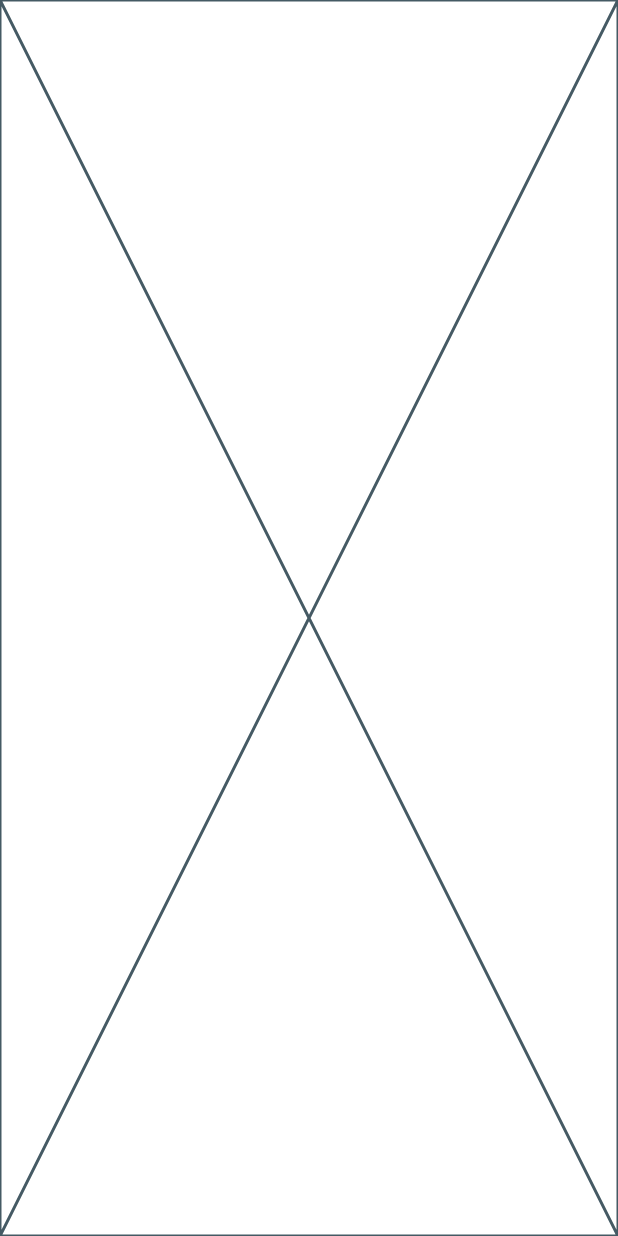
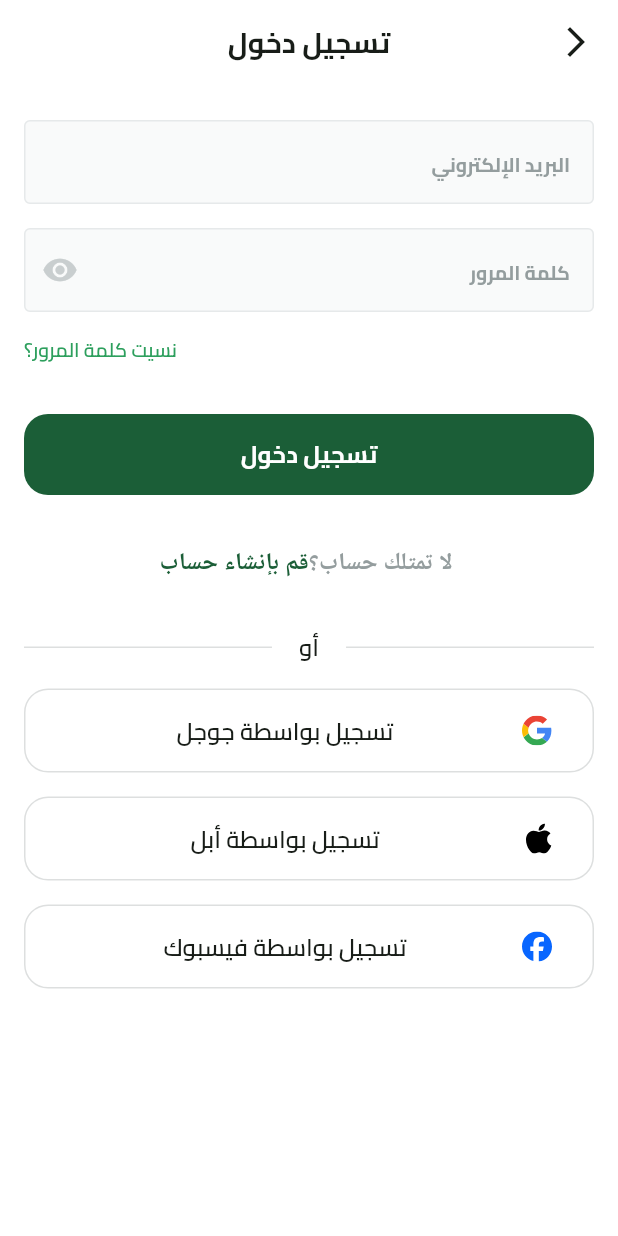
Before and after one commit to hasanShaaban/e_commerce, a Flutter app: the screen it shows after launch, after a tap on "تخط", on a phone screen of 412 x 824 dp. Run offline on Flutter 3.47's test engine with Material 3 defaults, Android fonts, the phone set to English and light mode, and no system bars; our stand-ins replace dots_indicator, flutter_svg, shared_preferences.

Commit message:
login ui done

```diff
--- a/lib/core/utils/app_colors.dart
+++ b/lib/core/utils/app_colors.dart
@@ -2,5 +2,6 @@ import 'package:flutter/material.dart';
 
 abstract class AppColors {
   static const Color primaryColor = Color(0xFF1B5E37);
+  static const Color lightPrimaryColor = Color(0xFF2D9F5D);
   static const Color secondaryColor = Color(0xFFF4A91F);
 }
--- a/lib/core/utils/app_images.dart
+++ b/lib/core/utils/app_images.dart
@@ -6,9 +6,21 @@ class Assets {
   /// assets/images/app_icon.png
   static const String imagesAppIcon = "assets/images/app_icon.png";
 
+  /// Assets for imagesAppleIcon
+  /// assets/images/apple_icon.svg
+  static const String imagesAppleIcon = "assets/images/apple_icon.svg";
+
+  /// Assets for imagesFacebookIcon
+  /// assets/images/facebook_icon.svg
+  static const String imagesFacebookIcon = "assets/images/facebook_icon.svg";
+
   /// Assets for imagesFruithub
   /// assets/images/fruithub.svg
   static const String imagesFruithub = "assets/images/fruithub.svg";
+
+  /// Assets for imagesGoogleIcon
+  /// assets/images/google_icon.svg
+  static const String imagesGoogleIcon = "assets/images/google_icon.svg";
 
   /// Assets for imagesPageViewItem1BackgroundImage
   /// assets/images/page_view_item1_background_image.svg
--- a/lib/core/utils/app_text_styles.dart
+++ b/lib/core/utils/app_text_styles.dart
@@ -1,6 +1,6 @@
 import 'package:flutter/material.dart';
 
-abstract class TextStyles {
+abstract class AppTextStyles {
   static const TextStyle bold13 = TextStyle(
     fontWeight: FontWeight.bold,
     fontSize: 13,
--- /dev/null
+++ b/lib/core/widgets/custom_app_bar.dart
@@ -0,0 +1,19 @@
+import 'package:e_commerce/core/utils/app_text_styles.dart';
+import 'package:flutter/material.dart';
+
+AppBar buildAppBar(BuildContext context, {required String title}) {
+    return AppBar(
+      leading: GestureDetector(
+        onTap: () {
+          Navigator.pop(context);
+        },
+        child: const Icon(Icons.arrow_back_ios_new)),
+      centerTitle: true,
+      backgroundColor: Colors.white,
+      title: Text(
+        title,
+        style: AppTextStyles.bold19,
+        textAlign: TextAlign.center,
+      ),
+    );
+  }
--- a/lib/core/widgets/custom_button.dart
+++ b/lib/core/widgets/custom_button.dart
@@ -1,4 +1,5 @@
 import 'package:e_commerce/core/utils/app_colors.dart';
+import 'package:e_commerce/core/utils/app_text_styles.dart';
 import 'package:flutter/material.dart';
 
 class CustomButton extends StatelessWidget {
@@ -18,7 +19,7 @@ class CustomButton extends StatelessWidget {
           shape: RoundedRectangleBorder(borderRadius: BorderRadius.circular(16))
         ),
 
-        child: Text(title),
+        child: Text(title, style: AppTextStyles.bold16,),
       ),
     );
   }
--- /dev/null
+++ b/lib/core/widgets/custom_text_form_field.dart
@@ -0,0 +1,37 @@
+import 'package:e_commerce/core/utils/app_text_styles.dart';
+import 'package:flutter/material.dart';
+
+class CustomTextFormField extends StatelessWidget {
+  const CustomTextFormField({super.key, required this.hintText, this.suffixIcon, required this.textInputType});
+  final String hintText;
+  final Widget? suffixIcon;
+  final TextInputType textInputType;
+  @override
+  Widget build(BuildContext context) {
+    return TextFormField(
+      keyboardType: textInputType,
+      decoration: InputDecoration(
+        hintText: hintText,
+        hintStyle: AppTextStyles.bold13.copyWith(
+          color:const Color(0xFF949D9E)
+        ),
+        suffixIcon: suffixIcon,
+        suffixIconColor:const Color(0xFFC9CECF),
+        filled: true,
+        fillColor:const Color(0xFFF9FAFA),
+        border: buildBorder(),
+        enabledBorder: buildBorder()
+      ),
+    );
+  }
+
+  OutlineInputBorder buildBorder() {
+    return OutlineInputBorder(
+        borderRadius: BorderRadius.circular(4),
+        borderSide:const BorderSide(
+          width: 1,
+          color: Color(0xFFE6E9EA)
+        )
+      );
+  }
+}
--- a/lib/feature/auth/presentation/views/login_view.dart
+++ b/lib/feature/auth/presentation/views/login_view.dart
@@ -1,3 +1,6 @@
+
+import 'package:e_commerce/core/widgets/custom_app_bar.dart';
+import 'package:e_commerce/feature/auth/presentation/views/widgets/login_view_body.dart';
 import 'package:flutter/material.dart';
 
 class LoginView extends StatelessWidget {
@@ -6,6 +9,11 @@ class LoginView extends StatelessWidget {
   static const routeName = 'login';
   @override
   Widget build(BuildContext context) {
-    return const Placeholder();
+    return Scaffold(
+      appBar: buildAppBar(context, title: 'تسجيل دخول'),
+      body: const LoginViewBody(),
+    );
   }
+
+
 }
--- /dev/null
+++ b/lib/feature/auth/presentation/views/widgets/dont_have_an_account_widget.dart
@@ -0,0 +1,23 @@
+import 'package:e_commerce/core/utils/app_colors.dart';
+import 'package:e_commerce/core/utils/app_text_styles.dart';
+import 'package:flutter/material.dart';
+
+class DontHaveAnAccountWidget extends StatelessWidget {
+  const DontHaveAnAccountWidget({
+    super.key,
+  });
+
+  @override
+  Widget build(BuildContext context) {
+    return Text.rich(TextSpan(children: [
+      TextSpan(
+          text: ' لا تمتلك حساب؟',
+          style: AppTextStyles.semiBold16
+              .copyWith(color: const Color(0xFF949D9E))),
+      TextSpan(
+          text: 'قم بإنشاء حساب',
+          style: AppTextStyles.semiBold16
+              .copyWith(color: AppColors.primaryColor)),
+    ]));
+  }
+}
--- /dev/null
+++ b/lib/feature/auth/presentation/views/widgets/login_view_body.dart
@@ -0,0 +1,68 @@
+import 'package:e_commerce/core/utils/app_colors.dart';
+import 'package:e_commerce/core/utils/app_images.dart';
+import 'package:e_commerce/core/utils/app_text_styles.dart';
+import 'package:e_commerce/core/utils/constants.dart';
+import 'package:e_commerce/core/widgets/custom_button.dart';
+import 'package:e_commerce/core/widgets/custom_text_form_field.dart';
+import 'package:e_commerce/feature/auth/presentation/views/widgets/dont_have_an_account_widget.dart';
+import 'package:e_commerce/feature/auth/presentation/views/widgets/or_divider.dart';
+import 'package:e_commerce/feature/auth/presentation/views/widgets/social_button.dart';
+import 'package:flutter/material.dart';
+
+class LoginViewBody extends StatelessWidget {
+  const LoginViewBody({super.key});
+
+  @override
+  Widget build(BuildContext context) {
+    return Padding(
+      padding: const EdgeInsets.symmetric(horizontal: horizontalPadding),
+      child: SingleChildScrollView(
+        child: Column(
+          children: [
+            const SizedBox(height: 24),
+            const CustomTextFormField(
+                hintText: 'البريد الإلكتروني',
+                textInputType: TextInputType.emailAddress),
+            const SizedBox(height: 16),
+            const CustomTextFormField(
+                hintText: 'كلمة المرور',
+                textInputType: TextInputType.visiblePassword,
+                suffixIcon: Icon(Icons.remove_red_eye)),
+            const SizedBox(height: 16),
+            Row(
+              mainAxisAlignment: MainAxisAlignment.end,
+              children: [
+                Text(
+                  'نسيت كلمة المرور؟',
+                  style: AppTextStyles.semiBold13
+                      .copyWith(color: AppColors.lightPrimaryColor),
+                ),
+              ],
+            ),
+            const SizedBox(height: 33),
+            CustomButton(onPressed: () {}, title: 'تسجيل دخول'),
+            const SizedBox(height: 33),
+            const DontHaveAnAccountWidget(),
+            const SizedBox(height: 33),
+            const OrDivider(),
+            const SizedBox(height: 16),
+            SocialButton(
+                onPressed: () {},
+                title: 'تسجيل بواسطة جوجل',
+                image: Assets.imagesGoogleIcon),
+            const SizedBox(height: 16),
+            SocialButton(
+                onPressed: () {},
+                title: 'تسجيل بواسطة أبل',
+                image: Assets.imagesAppleIcon),
+            const SizedBox(height: 16),
+            SocialButton(
+                onPressed: () {},
+                title: 'تسجيل بواسطة فيسبوك',
+                image: Assets.imagesFacebookIcon),
+          ],
+        ),
+      ),
+    );
+  }
+}
--- /dev/null
+++ b/lib/feature/auth/presentation/views/widgets/or_divider.dart
@@ -0,0 +1,20 @@
+import 'package:e_commerce/core/utils/app_text_styles.dart';
+import 'package:flutter/material.dart';
+
+class OrDivider extends StatelessWidget {
+  const OrDivider({super.key});
+
+  @override
+  Widget build(BuildContext context) {
+    return const Row(
+      children: [
+        Expanded(child: Divider(color: Color(0xFFDDDFDF))),
+        Padding(
+          padding: EdgeInsets.symmetric(horizontal: 18),
+          child: Text('أو', style: AppTextStyles.semiBold16,),
+        ),
+        Expanded(child: Divider(color: Color(0xFFDDDFDF))),
+      ],
+    );
+  }
+}
--- /dev/null
+++ b/lib/feature/auth/presentation/views/widgets/social_button.dart
@@ -0,0 +1,36 @@
+import 'package:e_commerce/core/utils/app_text_styles.dart';
+import 'package:flutter/material.dart';
+import 'package:flutter_svg/flutter_svg.dart';
+
+class SocialButton extends StatelessWidget {
+  const SocialButton(
+      {super.key,
+      required this.onPressed,
+      required this.title,
+      required this.image});
+  final VoidCallback onPressed;
+  final String title;
+  final String image;
+  @override
+  Widget build(BuildContext context) {
+    return SizedBox(
+      height: 56,
+      child: TextButton(
+          style: TextButton.styleFrom(
+              shape: RoundedRectangleBorder(
+                  borderRadius: BorderRadius.circular(16),
+                  side: const BorderSide(color: Color(0xFFDDDFDF), width: 1))),
+          onPressed: onPressed,
+          child: ListTile(
+            visualDensity:
+                const VisualDensity(vertical: VisualDensity.minimumDensity),
+            leading: SvgPicture.asset(image),
+            title: Text(
+              title,
+              style: AppTextStyles.semiBold16,
+              textAlign: TextAlign.center,
+            ),
+          )),
+    );
+  }
+}
--- a/lib/feature/on_boarding/presentation/views/widgets/on_boarding_page_view.dart
+++ b/lib/feature/on_boarding/presentation/views/widgets/on_boarding_page_view.dart
@@ -23,9 +23,9 @@ class OnBoardingPageView extends StatelessWidget {
           title:Row(
             mainAxisAlignment: MainAxisAlignment.center,
             children: [
-              const Text('مرحبًا بك في', style:TextStyles.bold23),
-              Text(' HUB',style:TextStyles.bold23.copyWith(color: AppColors.primaryColor)),
-              Text('Fruit',style:TextStyles.bold23.copyWith(color: AppColors.secondaryColor)),
+              const Text('مرحبًا بك في', style:AppTextStyles.bold23),
+              Text(' HUB',style:AppTextStyles.bold23.copyWith(color: AppColors.primaryColor)),
+              Text('Fruit',style:AppTextStyles.bold23.copyWith(color: AppColors.secondaryColor)),
 
             ],
           ),
@@ -36,7 +36,7 @@ class OnBoardingPageView extends StatelessWidget {
           background: Assets.imagesPageViewItem2BackgroundImage,
           subTitle:
               'نقدم لك أفضل الفواكه المختارة بعناية. اطلع على التفاصيل والصور والتقييمات لتتأكد من اختيار الفاكهة المثالية',
-          title:Text('ابحث وتسوق', style: TextStyles.bold23,),
+          title:Text('ابحث وتسوق', style: AppTextStyles.bold23,),
         ),
       ],
     );
--- a/lib/feature/on_boarding/presentation/views/widgets/page_view_item.dart
+++ b/lib/feature/on_boarding/presentation/views/widgets/page_view_item.dart
@@ -47,7 +47,7 @@ class PageViewItem extends StatelessWidget {
                   },
                   child: Padding(
                     padding:const EdgeInsets.all(16.0),
-                    child: Text('تخط', style: TextStyles.regular13.copyWith(color: const Color(0xFF949D9E)),),
+                    child: Text('تخط', style: AppTextStyles.regular13.copyWith(color: const Color(0xFF949D9E)),),
                   ),
                 ),
               ),
@@ -61,7 +61,7 @@ class PageViewItem extends StatelessWidget {
         const SizedBox(height: 24),
         Padding(
           padding: const EdgeInsets.symmetric(horizontal: 37),
-          child: Text(subTitle, textAlign: TextAlign.center,style: TextStyles.semiBold13,),
+          child: Text(subTitle, textAlign: TextAlign.center,style: AppTextStyles.semiBold13,),
         ),
       ],
     );
--- a/lib/main.dart
+++ b/lib/main.dart
@@ -1,5 +1,6 @@
 import 'package:e_commerce/core/functions/on_generat_route.dart';
 import 'package:e_commerce/core/services/shared_preferences_singlton.dart';
+import 'package:e_commerce/core/utils/app_colors.dart';
 import 'package:e_commerce/feature/splash/presentation/views/splash_view.dart';
 import 'package:e_commerce/generated/l10n.dart';
 import 'package:flutter/material.dart';
@@ -18,7 +19,8 @@ class FruitHub extends StatelessWidget {
   Widget build(BuildContext context) {
     return MaterialApp(
       theme: ThemeData(
-        useMaterial3: false,
+        scaffoldBackgroundColor: Colors.white,
+        colorScheme: ColorScheme.fromSeed(seedColor: AppColors.primaryColor),
         fontFamily: 'Cairo'
       ),
       localizationsDelegates:const [
```
Also changed, not shown: assets/images/apple_icon.svg (added), assets/images/facebook_icon.svg (added), assets/images/google_icon.svg (added).
